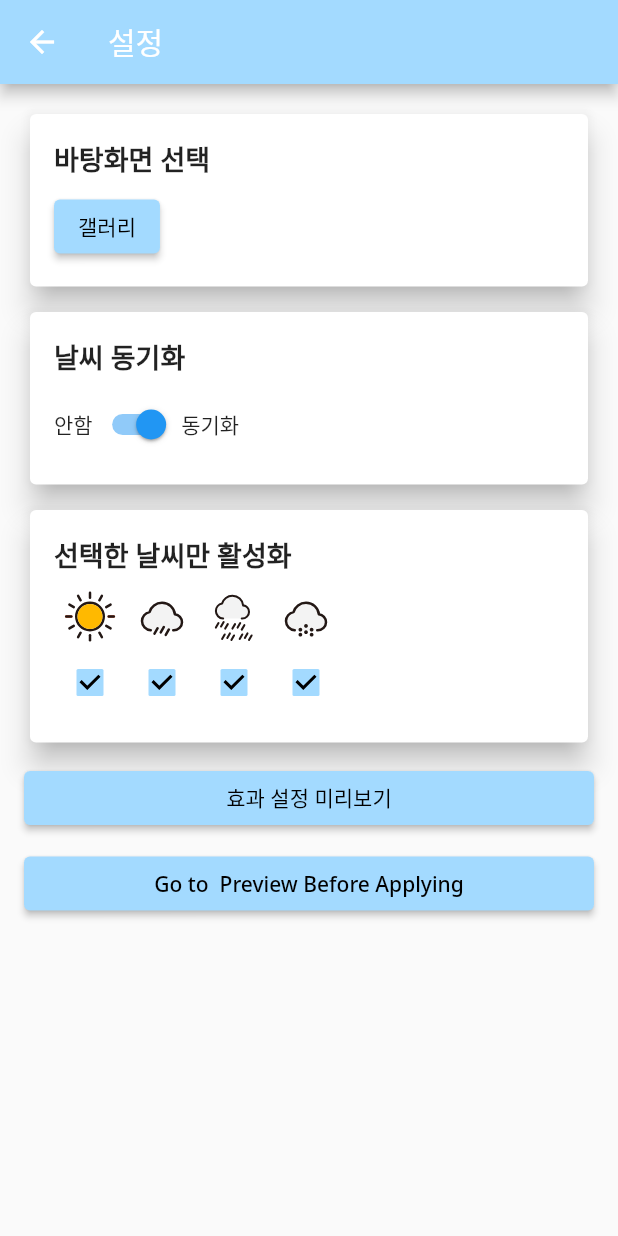
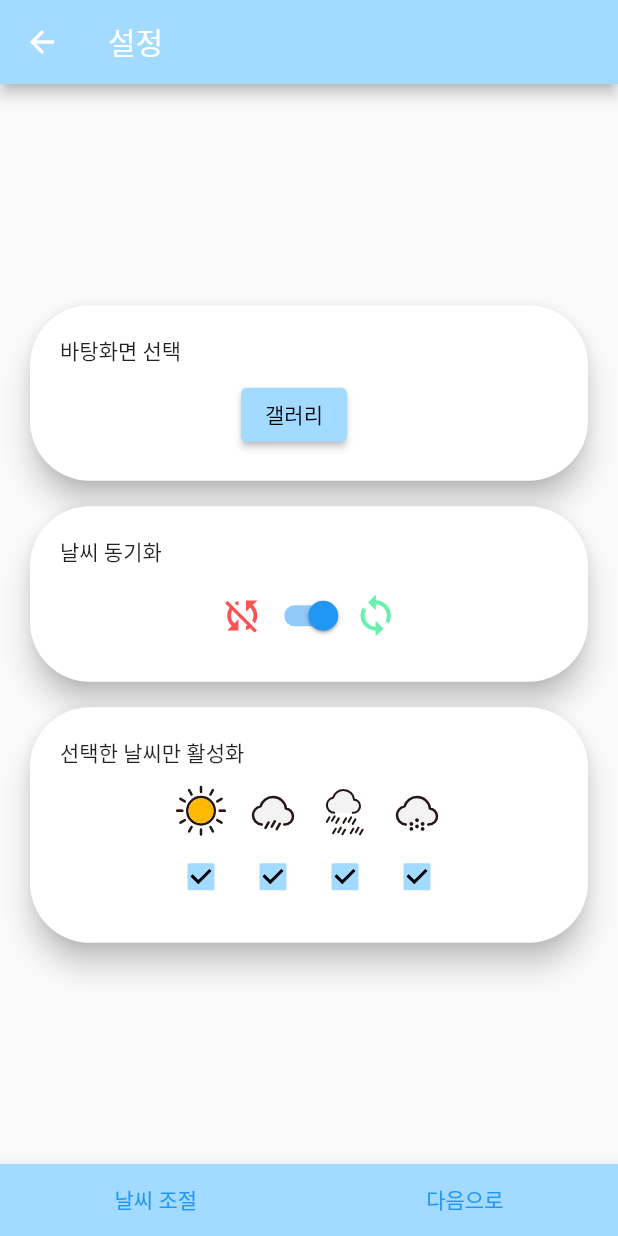
Before and after one commit to dgu-BOSSLE/flutter, a Flutter app: the screen it shows after launch, after a tap on "바탕화면 세부설정 및 바꾸기", on a phone screen of 412 x 824 dp. Run offline on Flutter 3.47's test engine with Material 2 defaults, Android fonts, the phone set to English and light mode, and no system bars; our stand-ins replace flutter_svg, fluttertoast, gallery_saver, google_fonts, image_picker, permission_handler and 1 more; missing offline and left inert: async_wallpaper, flutter_inappwebview, open_app_settings; Roboto replaces fonts that are missing (Gowun Dodum).

Commit message:
fix: 병합 충돌 해결 #2

```diff
--- /dev/null
+++ b/lib/colors.dart
@@ -0,0 +1,7 @@
+import 'package:flutter/material.dart';
+import 'package:google_fonts/google_fonts.dart';
+
+class SeedColors {
+  static TextStyle font = GoogleFonts.getFont('Gowun Dodum');
+  static const primary = Color(0xFFA3DAFF);
+}
--- a/lib/main.dart
+++ b/lib/main.dart
@@ -1,4 +1,5 @@
 import 'package:flutter/material.dart';
+import 'package:flutter/services.dart';
 import 'screens/home.dart';
 import 'screens/send_api.dart';
 import 'screens/globals.dart';
@@ -6,7 +7,11 @@ import 'screens/globals.dart';
 void main() async{
   WidgetsFlutterBinding.ensureInitialized();
   await GlobalVariables.loadPreferences();
-  runApp(MyApp());
+  WidgetsFlutterBinding.ensureInitialized();
+  SystemChrome.setPreferredOrientations([DeviceOrientation.portraitUp])
+      .then((value) {
+    runApp(MyApp());
+  });
 }
 
 class MyApp extends StatelessWidget {
--- a/lib/screens/detail_settings.dart
+++ b/lib/screens/detail_settings.dart
@@ -6,8 +6,7 @@ import 'preview_screen_settings.dart';
 import 'preview_before_applying.dart';
 import 'package:flutter_svg/flutter_svg.dart';
 import 'package:google_fonts/google_fonts.dart';
-
-const seedColor = Color(0xFFA3DAFF);
+import '../colors.dart';
 
 class DetailSettingsScreen extends StatefulWidget {
   @override
@@ -37,17 +36,18 @@ class _DetailSettingsState extends State<DetailSettingsScreen> {
   Widget build(BuildContext context) {
     return Scaffold(
       appBar: AppBar(title: Text('설정', style: GoogleFonts.notoSans(),),
-        backgroundColor: seedColor,
+        backgroundColor: SeedColors.primary,
       ),
       body: Padding(
         padding: EdgeInsets.all(16.0),
         child: Column(
           crossAxisAlignment: CrossAxisAlignment.stretch,
+          mainAxisAlignment: MainAxisAlignment.center,  //수직으로 카드들 가운데 정렬 설정한 부분.
           children: [
             CustomCard(
               title: '바탕화면 선택',
               content: [
-                ElevatedButton(onPressed: _pickImage, child: Text('갤러리', style: GoogleFonts.notoSans(color: Colors.black),), style: ElevatedButton.styleFrom(primary: seedColor),),
+                ElevatedButton(onPressed: _pickImage, child: Text('갤러리', style: GoogleFonts.notoSans(color: Colors.black),), style: ElevatedButton.styleFrom(primary: SeedColors.primary),),
                 SizedBox(width: 10.0),
                 // ElevatedButton(onPressed: null, child: Text('현재 바탕화면')),
                 SizedBox(width: 10.0), // 추가한 부분
@@ -66,7 +66,7 @@ class _DetailSettingsState extends State<DetailSettingsScreen> {
                           );
                         },
                         child: Text('사진 확인', style: GoogleFonts.notoSans(color: Colors.black),),
-                        style: ElevatedButton.styleFrom(primary: seedColor),
+                        style: ElevatedButton.styleFrom(primary: SeedColors.primary),
                       ),
                     ],
                   ),
@@ -75,7 +75,7 @@ class _DetailSettingsState extends State<DetailSettingsScreen> {
             ),
             SizedBox(height: 9.0),
             CustomCard(title: '날씨 동기화', content: [
-              Text('안함'),
+              Icon(Icons.sync_disabled, size: 30, color: Colors.redAccent, ),
               Switch(
                 value: _sync_weather,
                 onChanged: (value) {
@@ -84,7 +84,7 @@ class _DetailSettingsState extends State<DetailSettingsScreen> {
                   });
                 },
               ),
-              Text('동기화'),
+              Icon(Icons.sync, size: 30, color: Colors.greenAccent, ),
             ]),
             SizedBox(height: 9.0),
             CustomCard(title: '선택한 날씨만 활성화', content: [
@@ -103,7 +103,7 @@ class _DetailSettingsState extends State<DetailSettingsScreen> {
                         _sunny = value!;
                       });
                     },
-                    activeColor: seedColor,
+                    activeColor: SeedColors.primary,
                     checkColor: Colors.black,
                   ),
                 ],
@@ -123,7 +123,7 @@ class _DetailSettingsState extends State<DetailSettingsScreen> {
                         _rainy = value!;
                       });
                     },
-                    activeColor: seedColor,
+                    activeColor: SeedColors.primary,
                     checkColor: Colors.black,
                   ),
                 ],
@@ -143,7 +143,7 @@ class _DetailSettingsState extends State<DetailSettingsScreen> {
                         _rainy_hard = value!;
                       });
                     },
-                    activeColor: seedColor,
+                    activeColor: SeedColors.primary,
                     checkColor: Colors.black,
                   ),
                 ],
@@ -163,14 +163,24 @@ class _DetailSettingsState extends State<DetailSettingsScreen> {
                         _snowy = value!;
                       });
                     },
-                    activeColor: seedColor,
+                    activeColor: SeedColors.primary,
                     checkColor: Colors.black,
                   ),
                 ],
               ),
             ]),
-            SizedBox(height: 9.0),
-            ElevatedButton(
+          ],
+        ),
+      ),
+      bottomNavigationBar: BottomAppBar(
+          shape: CircularNotchedRectangle(),
+          notchMargin: 8.0,
+          color: SeedColors.primary,
+          child: Row(
+            mainAxisAlignment: MainAxisAlignment.spaceAround,
+            children: <Widget>[
+              TextButton(
+                child: Text('날씨 조절'),
                 onPressed: () {
                   Navigator.push(
                     context,
@@ -180,19 +190,19 @@ class _DetailSettingsState extends State<DetailSettingsScreen> {
                             _selectedImage)), //context로 이미지 전달하며 프리뷰로 이동!
                   );
                 },
-                child: Text('효과 설정 미리보기', style: GoogleFonts.notoSans(color: Colors.black),), style: ElevatedButton.styleFrom(primary: seedColor),),
-            SizedBox(height: 9),
-            ElevatedButton(
+              ),
+              TextButton(
+                child: Text("다음으로"),
                 onPressed: () {
                   Navigator.push(
                     context,
-                  MaterialPageRoute(builder: (context) => PreviewBeforeApplyingScreen()),
+                    MaterialPageRoute(
+                        builder: (context) => PreviewBeforeApplyingScreen()), //context로 이미지 전달하며 프리뷰로 이동!
                   );
                 },
-              child: Text('Go to  Preview Before Applying', style: GoogleFonts.notoSans(color: Colors.black),), style: ElevatedButton.styleFrom(primary: seedColor),
               ),
             ],
-        ),
+          )
       ),
     );
   }
@@ -208,26 +218,30 @@ class CustomCard extends StatelessWidget {
   Widget build(BuildContext context) {
     return Card(
       elevation: 8.0,
+      shape: RoundedRectangleBorder(
+        borderRadius: BorderRadius.circular(40.0),
+      ),
+      color: Colors.white,
+      child:
+      Container(
         child: Padding(
-        padding: EdgeInsets.all(16.0),
+          padding: EdgeInsets.all(20.0),
           child: Column(
             crossAxisAlignment: CrossAxisAlignment.start,
             children: [
               Text(
                 title,
-              style: GoogleFonts.notoSans(
-                fontSize: 18.0,
-                fontWeight: FontWeight.bold,
-              ),
+                style: SeedColors.font,
               ),
               SizedBox(height: 8.0),
               Row(
-              crossAxisAlignment: CrossAxisAlignment.center,
+                mainAxisAlignment: MainAxisAlignment.center,
                 children: content,
               )
             ],
           ),
         ),
+      ),
     );
   }
 }
--- a/lib/screens/home.dart
+++ b/lib/screens/home.dart
@@ -1,13 +1,15 @@
+import 'dart:convert';
+import 'dart:typed_data';
 import 'package:flutter/material.dart';
+import 'package:flutter/services.dart';
+import 'package:flutter_inappwebview/flutter_inappwebview.dart';
 import 'detail_settings.dart';
 import 'preset_list.dart';
 import 'package:google_fonts/google_fonts.dart';
-
-// 배경화면 흰색으로 바꾸기
+import '../colors.dart';
 
 void main() => runApp(MyApp());
 
-const seedColor = Color(0xFFA3DAFF);
 const outPadding = 32.0;
 
 class MyApp extends StatelessWidget {
@@ -15,17 +17,17 @@ class MyApp extends StatelessWidget {
   Widget build(BuildContext context) {
     return MaterialApp(
       theme: ThemeData.from(
-        colorScheme: ColorScheme.fromSwatch(primarySwatch: MaterialColor(seedColor.value, {
-          50: seedColor.withOpacity(0.1),
-          100: seedColor.withOpacity(0.2),
-          200: seedColor.withOpacity(0.3),
-          300: seedColor.withOpacity(0.4),
-          400: seedColor.withOpacity(0.5),
-          500: seedColor.withOpacity(0.6),
-          600: seedColor.withOpacity(0.7),
-          700: seedColor.withOpacity(0.8),
-          800: seedColor.withOpacity(0.9),
-          900: seedColor.withOpacity(1.0),
+        colorScheme: ColorScheme.fromSwatch(primarySwatch: MaterialColor(SeedColors.primary.value, {
+          50: SeedColors.primary.withOpacity(0.1),
+          100: SeedColors.primary.withOpacity(0.2),
+          200: SeedColors.primary.withOpacity(0.3),
+          300: SeedColors.primary.withOpacity(0.4),
+          400: SeedColors.primary.withOpacity(0.5),
+          500: SeedColors.primary.withOpacity(0.6),
+          600: SeedColors.primary.withOpacity(0.7),
+          700: SeedColors.primary.withOpacity(0.8),
+          800: SeedColors.primary.withOpacity(0.9),
+          900: SeedColors.primary.withOpacity(1.0),
         })),
       ).copyWith(
         textTheme: GoogleFonts.notoSansTextTheme(
@@ -36,18 +38,49 @@ class MyApp extends StatelessWidget {
     );
   }
 }
+class HomeScreen extends StatefulWidget {
+  @override
+  _HomeScreenState createState() =>
+      _HomeScreenState();
+}
 
-class HomeScreen extends StatelessWidget {
+class _HomeScreenState extends State<HomeScreen> {
+  late InAppWebViewController _rainWebViewController;
+  String _base64Image = '';
+
+  @override
+  void initState() {
+    super.initState();
+    loadImageAsBase64();
+  }
+
+  Future<void> loadImageAsBase64() async {
+    ByteData bytes = await rootBundle.load('assets/home.jpg');
+    var buffer = bytes.buffer;
+    var m = base64.encode(Uint8List.view(buffer));
+    setState(() {
+      _base64Image = m;
+      _rainWebViewController.evaluateJavascript(source: 'displayImage("$_base64Image");');
+    });
+  }
+
   @override
   Widget build(BuildContext context) {
     return Scaffold(
-      appBar: AppBar(
-        title: Text('Home Screen'),
-        backgroundColor: seedColor,
+      body: Stack(
+        children: <Widget>[
+          InAppWebView(
+            initialUrlRequest: URLRequest(url: Uri.parse('https://graceful-souffle-034b9b.netlify.app')),
+            onWebViewCreated: ((controller) {
+              _rainWebViewController = controller;
+            }),
+            onLoadStop: (controller, url) {
+              controller.evaluateJavascript(source: 'setGlobalDropletIntensity(50);');
+              controller.evaluateJavascript(source: 'displayImage("$_base64Image");');
+            },
           ),
-      body: Column(
-        mainAxisAlignment: MainAxisAlignment.end, // 변경된 부분
-        children: <Widget>[
+          Column(
+            children: [
               Spacer(),
               Image.asset('assets/Bossle3.png', fit: BoxFit.cover), // 추가된 부분
               ElevatedButton(
@@ -58,7 +91,7 @@ class HomeScreen extends StatelessWidget {
                   );
                 },
                 style: ElevatedButton.styleFrom(
-              primary: seedColor,
+                  primary: SeedColors.primary,
                   onPrimary: Colors.black,
                   shape: RoundedRectangleBorder(
                     borderRadius: BorderRadius.circular(12),
@@ -76,7 +109,7 @@ class HomeScreen extends StatelessWidget {
                   );
                 },
                 style: ElevatedButton.styleFrom(
-              primary: seedColor,
+                  primary: SeedColors.primary,
                   onPrimary: Colors.black,
                   shape: RoundedRectangleBorder(
                     borderRadius: BorderRadius.circular(12),
@@ -86,6 +119,8 @@ class HomeScreen extends StatelessWidget {
                 child: Text('잠금화면으로 설정'),
               ),
               SizedBox(height: 80), // 추가된 부분
+            ],
+          ),
         ],
       ),
     );
--- a/lib/screens/preset_list.dart
+++ b/lib/screens/preset_list.dart
@@ -5,6 +5,7 @@ import 'package:flutter/services.dart';
 import 'package:path_provider/path_provider.dart';
 import 'package:permission_handler/permission_handler.dart';
 import 'package:gallery_saver/gallery_saver.dart';
+import '../colors.dart';
 
 class PresetListScreen extends StatelessWidget {
   Future<String> copyAssetToExternalStorage(String assetPath, String fileName) async {
@@ -48,6 +49,7 @@ class PresetListScreen extends StatelessWidget {
   Widget build(BuildContext context) {
     return Scaffold(
       appBar: AppBar(
+        backgroundColor: SeedColors.primary,
         title: Text('Live Wallpaper Example'),
       ),
       body: Center(
@@ -55,10 +57,10 @@ class PresetListScreen extends StatelessWidget {
           mainAxisAlignment: MainAxisAlignment.center,
           children: [
             ElevatedButton(
+              style: ButtonStyle(backgroundColor: MaterialStatePropertyAll(SeedColors.primary)),
               onPressed: () async {
                 String result;
                 bool goToHome = true;
-
                 try {
                   await requestPermission();
                   String filePath = await copyAssetToExternalStorage('assets/raw/cat.mp4', 'cat.mp4');
@@ -87,6 +89,7 @@ class PresetListScreen extends StatelessWidget {
             ),
             SizedBox(height: 20),  // Adds some space between the buttons
             ElevatedButton(
+              style: ButtonStyle(backgroundColor: MaterialStatePropertyAll(SeedColors.primary)),
               onPressed: () {
                 saveToGallery(context);
               },
--- a/pubspec.yaml
+++ b/pubspec.yaml
@@ -82,6 +82,7 @@ flutter:
     - assets/splash.png
     - assets/icon/sun-clouds-rain.png
     - assets/Bossle3.png
+    - assets/home.jpg
     - assets/raw/cat.mp4
   #   - images/a_dot_ham.jpeg
 
```
Also changed, not shown: lib/screens/preview_before_applying.dart (+22 -45 lines), lib/screens/preview_screen_settings.dart (+64 -70 lines), assets/home.jpg (added). Lines whose indentation alone changed are shown as unchanged.
